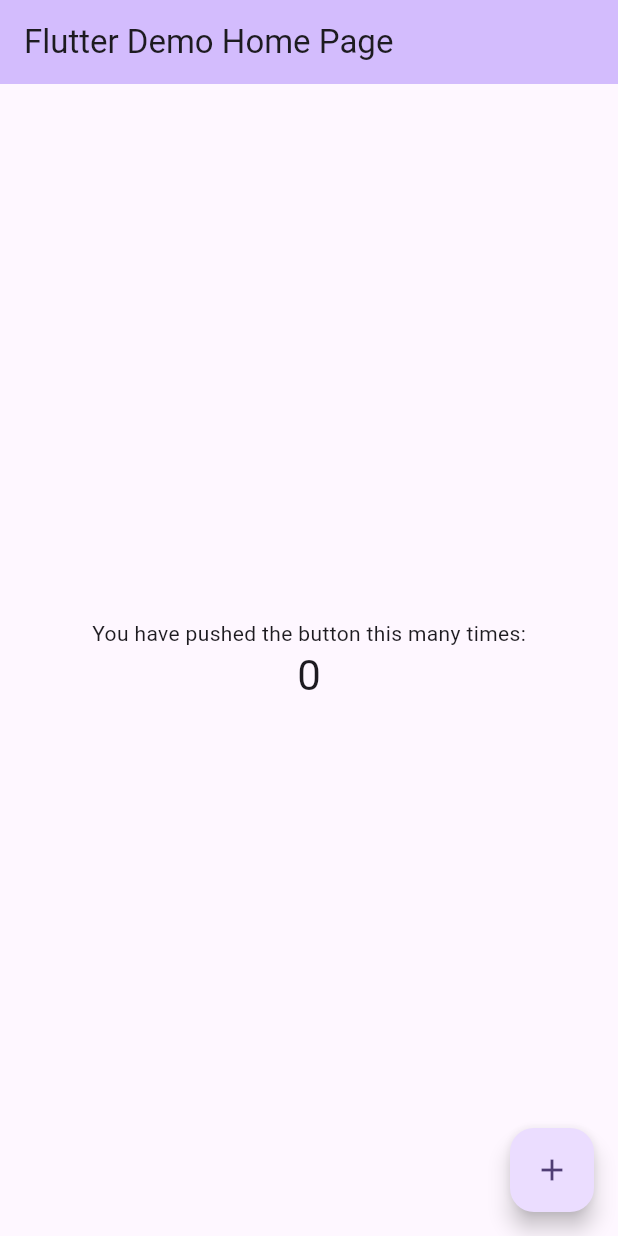
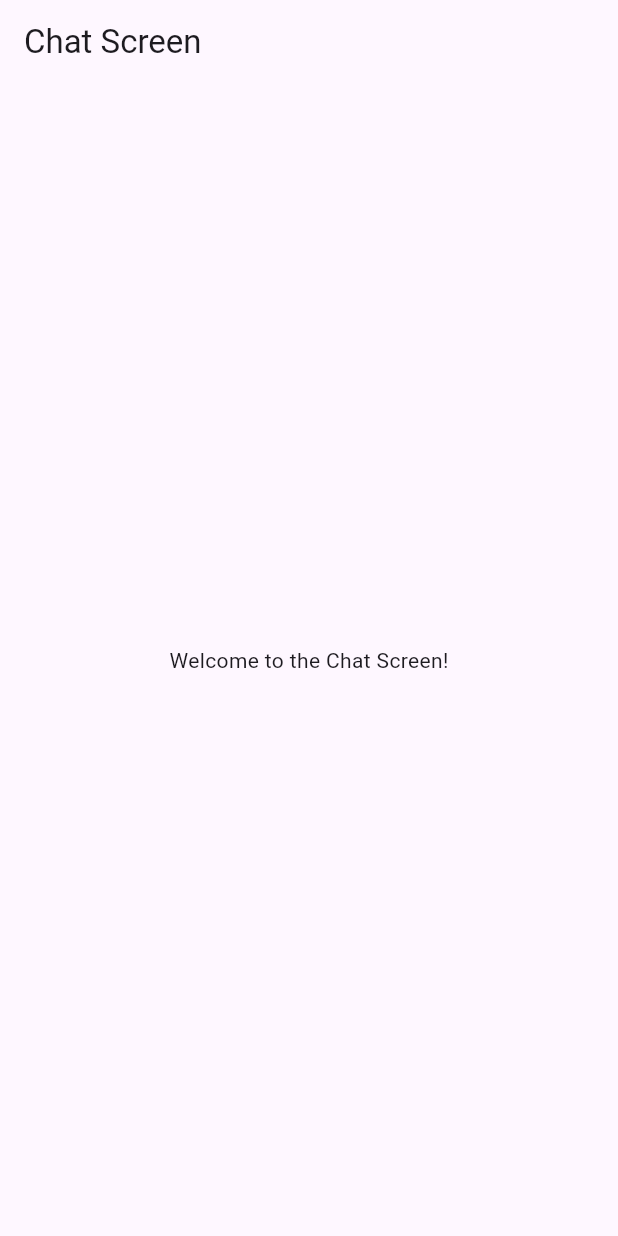
Before and after one commit to theSharpestTool/chat_animations_challenge, a Flutter app: the screen it shows after launch, on a phone screen of 412 x 824 dp. Run offline on Flutter 3.47's test engine with Material 3 defaults, Android fonts, the light colour scheme and no system bars; our stand-ins replace flutter_bloc.

Commit message:
✨ feat: create ChatScreen & ChatBloc

```diff
--- /dev/null
+++ b/lib/chat/bloc/chat_bloc.dart
@@ -0,0 +1,13 @@
+import 'package:flutter/foundation.dart';
+import 'package:flutter_bloc/flutter_bloc.dart';
+
+part 'chat_event.dart';
+part 'chat_state.dart';
+
+class ChatBloc extends Bloc<ChatEvent, ChatState> {
+  ChatBloc() : super(ChatInitial()) {
+    on<ChatEvent>((event, emit) {
+      // TODO: implement event handler
+    });
+  }
+}
--- /dev/null
+++ b/lib/chat/bloc/chat_event.dart
@@ -0,0 +1,4 @@
+part of 'chat_bloc.dart';
+
+@immutable
+abstract class ChatEvent {}
--- /dev/null
+++ b/lib/chat/bloc/chat_state.dart
@@ -0,0 +1,6 @@
+part of 'chat_bloc.dart';
+
+@immutable
+abstract class ChatState {}
+
+class ChatInitial extends ChatState {}
--- /dev/null
+++ b/lib/chat/chat.dart
@@ -0,0 +1,2 @@
+export 'bloc/chat_bloc.dart';
+export 'view/chat_screen.dart';
--- /dev/null
+++ b/lib/chat/view/chat_screen.dart
@@ -0,0 +1,13 @@
+import 'package:flutter/material.dart';
+
+class ChatScreen extends StatelessWidget {
+  const ChatScreen({super.key});
+
+  @override
+  Widget build(BuildContext context) {
+    return Scaffold(
+      appBar: AppBar(title: const Text('Chat Screen')),
+      body: const Center(child: Text('Welcome to the Chat Screen!')),
+    );
+  }
+}
--- a/lib/main.dart
+++ b/lib/main.dart
@@ -1,122 +1,16 @@
+import 'package:advanced_chat_animations/chat/chat.dart';
 import 'package:flutter/material.dart';
 
-void main() {
-  runApp(const MyApp());
-}
+void main() => runApp(const MyApp());
 
 class MyApp extends StatelessWidget {
   const MyApp({super.key});
 
-  // This widget is the root of your application.
   @override
   Widget build(BuildContext context) {
     return MaterialApp(
-      title: 'Flutter Demo',
-      theme: ThemeData(
-        // This is the theme of your application.
-        //
-        // TRY THIS: Try running your application with "flutter run". You'll see
-        // the application has a purple toolbar. Then, without quitting the app,
-        // try changing the seedColor in the colorScheme below to Colors.green
-        // and then invoke "hot reload" (save your changes or press the "hot
-        // reload" button in a Flutter-supported IDE, or press "r" if you used
-        // the command line to start the app).
-        //
-        // Notice that the counter didn't reset back to zero; the application
-        // state is not lost during the reload. To reset the state, use hot
-        // restart instead.
-        //
-        // This works for code too, not just values: Most code changes can be
-        // tested with just a hot reload.
-        colorScheme: .fromSeed(seedColor: Colors.deepPurple),
-      ),
-      home: const MyHomePage(title: 'Flutter Demo Home Page'),
+      title: 'Chat Advanced Animations App',
+      home: ChatScreen(),
     );
   }
 }
-
-class MyHomePage extends StatefulWidget {
-  const MyHomePage({super.key, required this.title});
-
-  // This widget is the home page of your application. It is stateful, meaning
-  // that it has a State object (defined below) that contains fields that affect
-  // how it looks.
-
-  // This class is the configuration for the state. It holds the values (in this
-  // case the title) provided by the parent (in this case the App widget) and
-  // used by the build method of the State. Fields in a Widget subclass are
-  // always marked "final".
-
-  final String title;
-
-  @override
-  State<MyHomePage> createState() => _MyHomePageState();
-}
-
-class _MyHomePageState extends State<MyHomePage> {
-  int _counter = 0;
-
-  void _incrementCounter() {
-    setState(() {
-      // This call to setState tells the Flutter framework that something has
-      // changed in this State, which causes it to rerun the build method below
-      // so that the display can reflect the updated values. If we changed
-      // _counter without calling setState(), then the build method would not be
-      // called again, and so nothing would appear to happen.
-      _counter++;
-    });
-  }
-
-  @override
-  Widget build(BuildContext context) {
-    // This method is rerun every time setState is called, for instance as done
-    // by the _incrementCounter method above.
-    //
-    // The Flutter framework has been optimized to make rerunning build methods
-    // fast, so that you can just rebuild anything that needs updating rather
-    // than having to individually change instances of widgets.
-    return Scaffold(
-      appBar: AppBar(
-        // TRY THIS: Try changing the color here to a specific color (to
-        // Colors.amber, perhaps?) and trigger a hot reload to see the AppBar
-        // change color while the other colors stay the same.
-        backgroundColor: Theme.of(context).colorScheme.inversePrimary,
-        // Here we take the value from the MyHomePage object that was created by
-        // the App.build method, and use it to set our appbar title.
-        title: Text(widget.title),
-      ),
-      body: Center(
-        // Center is a layout widget. It takes a single child and positions it
-        // in the middle of the parent.
-        child: Column(
-          // Column is also a layout widget. It takes a list of children and
-          // arranges them vertically. By default, it sizes itself to fit its
-          // children horizontally, and tries to be as tall as its parent.
-          //
-          // Column has various properties to control how it sizes itself and
-          // how it positions its children. Here we use mainAxisAlignment to
-          // center the children vertically; the main axis here is the vertical
-          // axis because Columns are vertical (the cross axis would be
-          // horizontal).
-          //
-          // TRY THIS: Invoke "debug painting" (choose the "Toggle Debug Paint"
-          // action in the IDE, or press "p" in the console), to see the
-          // wireframe for each widget.
-          mainAxisAlignment: .center,
-          children: [
-            const Text('You have pushed the button this many times:'),
-            Text(
-              '$_counter',
-              style: Theme.of(context).textTheme.headlineMedium,
-            ),
-          ],
-        ),
-      ),
-      floatingActionButton: FloatingActionButton(
-        onPressed: _incrementCounter,
-        tooltip: 'Increment',
-        child: const Icon(Icons.add),
-      ),
-    );
-  }
-}
```
Also changed, not shown: pubspec.yaml (+2 -67 lines), pubspec.lock.
